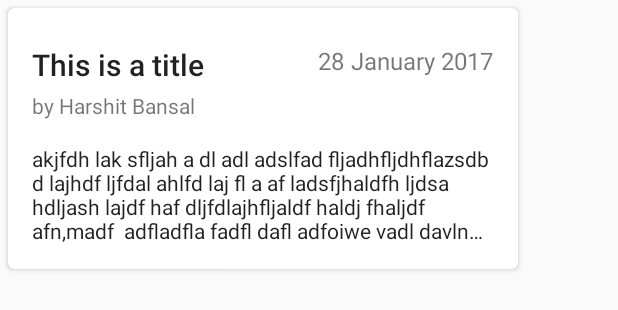
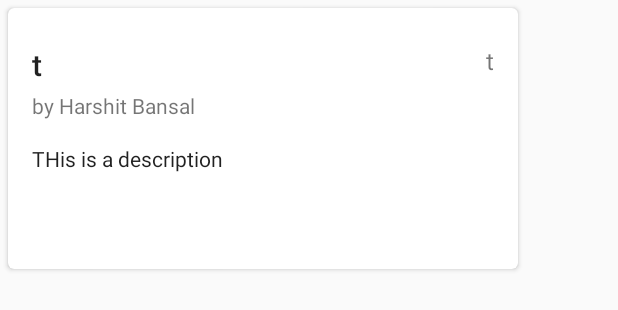
Before and after one commit to suyashmahar/Code.Fun.Do, an Android app: the layout complaint_card.xml on its own in the app's theme, with its tools: preview values and no code run, on a phone screen of 412 x 824 dp. Shown: the top 310 px of the screen. Run offline under Robolectric (Android 15) with nearby library versions, the light colour scheme and no system bars.

Commit message:
Fix title error in Complaints

```diff
--- a/app/src/main/java/com/android/example/neighbours/ComplaintListAdapter.java
+++ b/app/src/main/java/com/android/example/neighbours/ComplaintListAdapter.java
@@ -53,10 +53,6 @@ public class ComplaintListAdapter extends RecyclerView.Adapter<ComplaintListAdap
     }
 
 
-    public ComplaintListAdapter(){
-        this.complaints= complaints;
-    }
-
     public void setList(List<ComplaintsItem> notifications){
         this.complaints= notifications;
     }
--- a/app/src/main/java/com/android/example/neighbours/ComplaintsItem.java
+++ b/app/src/main/java/com/android/example/neighbours/ComplaintsItem.java
@@ -8,7 +8,7 @@ public class ComplaintsItem {
 
     public String title, description, time, byUser;
 
-    public ComplaintsItem(String tile, String time, String description, String byUser) {
+    public ComplaintsItem(String title, String time, String description, String byUser) {
         this.byUser = byUser;
         this.description = description;
         this.time = time;
--- a/app/src/main/res/layout/complaint_card.xml
+++ b/app/src/main/res/layout/complaint_card.xml
@@ -22,7 +22,7 @@
                 android:layout_height="wrap_content"
                 android:layout_alignParentEnd="true"
                 style="@style/Base.TextAppearance.AppCompat.Small"
-                tools:text="28 January 2017"
+                tools:text="t"
                 android:layout_marginTop="24dp"
                 android:textSize="16sp"
                 android:layout_marginRight="16dp"
@@ -31,7 +31,7 @@
                 android:id="@+id/complaint_card_title"
                 android:layout_width="wrap_content"
                 android:layout_height="wrap_content"
-                tools:text="This is a title"
+                tools:text="t"
                 android:layout_marginTop="24dp"
                 android:layout_marginLeft="16dp"
                 style="@style/Base.TextAppearance.AppCompat.Title"/>
@@ -51,7 +51,7 @@
                 android:id="@+id/complaint_card_description"
                 android:layout_width="wrap_content"
                 android:layout_height="wrap_content"
-                tools:text="akjfdh lak sfljah a dl adl adslfad fljadhfljdhflazsdb d lajhdf ljfdal ahlfd laj fl a af ladsfjhaldfh ljdsa hdljash lajdf haf dljfdlajhfljaldf haldj fhaljdf  afn,madf  adfladfla fadfl dafl adfoiwe vadl davlnbao adnvalnva "
+                tools:text="THis is a description"
                 android:layout_marginTop="16dp"
                 android:layout_marginLeft="16dp"
                 android:layout_marginRight="16dp"
```
Also changed, not shown: app/src/main/java/com/android/example/neighbours/HomeActivity.java (+8 -6 lines).
